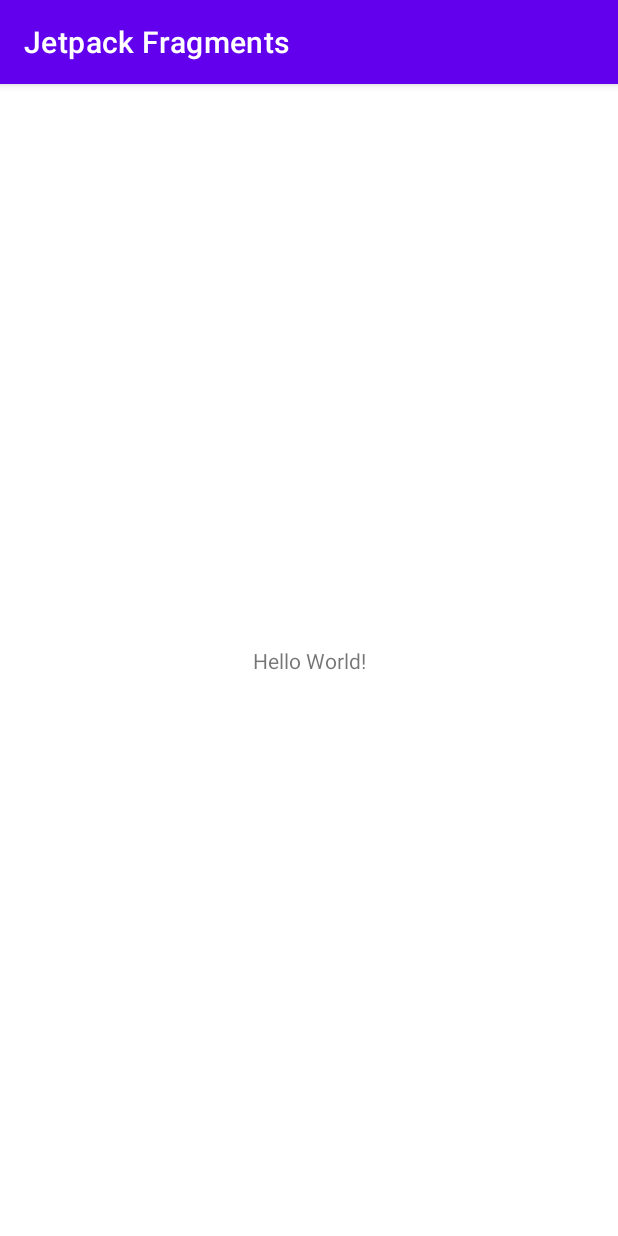
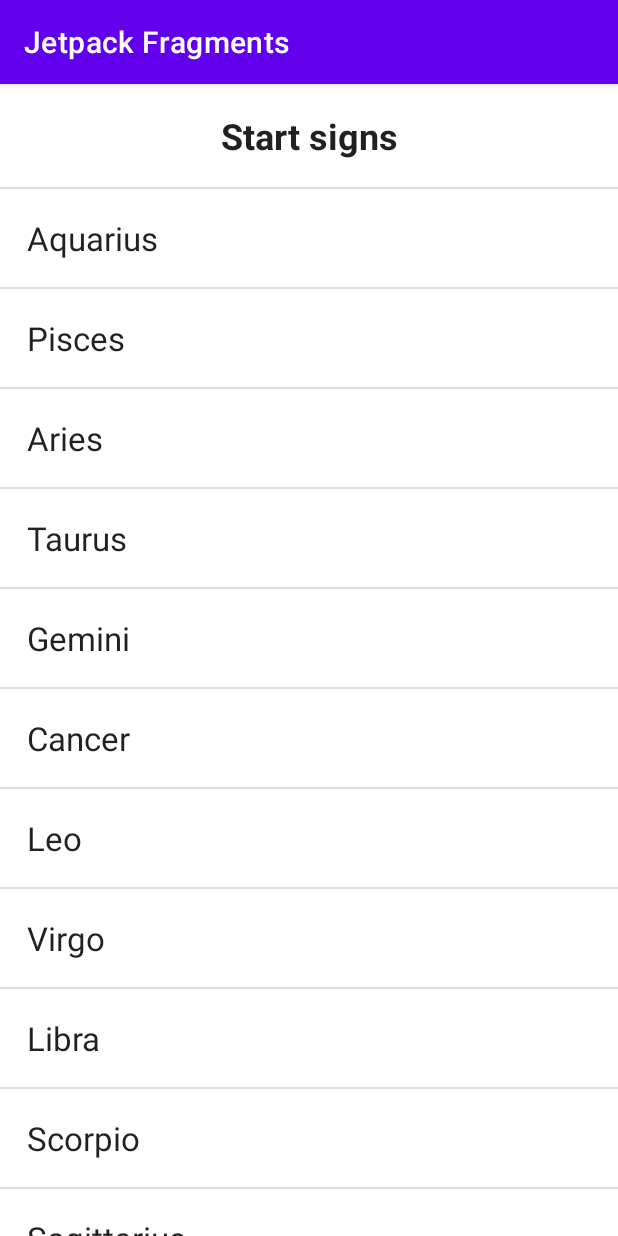
Before and after one commit to noargs/build-android-apps-with-kotlin, an Android app: the screen it shows after launch (MainActivity), on a phone screen of 412 x 824 dp. Run offline under Robolectric (Android 15) with nearby library versions, the phone set to English and light mode, and no system bars.

Commit message:
list fragment wired up with jetpack component to detail fragment

```diff
--- a/15_jetpack_fragments/app/src/main/java/github/noargs/jetpackfragments/ListFragment.kt
+++ b/15_jetpack_fragments/app/src/main/java/github/noargs/jetpackfragments/ListFragment.kt
@@ -6,10 +6,15 @@ import androidx.fragment.app.Fragment
 import android.view.LayoutInflater
 import android.view.View
 import android.view.ViewGroup
+import androidx.navigation.Navigation
 
 
+interface StarSignListener {
+    fun onSelected(starSignId: Int)
+}
 
-class ListFragment : Fragment(), View.OnClickListener {
+
+class ListFragment : Fragment() {
 
     private lateinit var starSignListener: StarSignListener
 
@@ -49,15 +54,16 @@ class ListFragment : Fragment(), View.OnClickListener {
             view.findViewById(R.id.capricorn)
         )
 
-        starSigns.forEach {
-            it.setOnClickListener(this)
+        starSigns.forEach { starSign ->
+            val fragmentBundle = Bundle()
+            fragmentBundle.putInt(STAR_SIGN_ID, starSign.id)
+            starSign.setOnClickListener(
+                Navigation.createNavigateOnClickListener(
+                    R.id.star_sign_id_action,
+                    fragmentBundle
+                )
+            )
         }
     }
 
-
-    override fun onClick(view: View?) {
-        view?.let { starSign ->
-            starSignListener.onSelected(starSign.id)
-        }
-    }
 }
--- a/15_jetpack_fragments/app/src/main/java/github/noargs/jetpackfragments/MainActivity.kt
+++ b/15_jetpack_fragments/app/src/main/java/github/noargs/jetpackfragments/MainActivity.kt
@@ -5,9 +5,6 @@ import android.os.Bundle
 
 val STAR_SIGN_ID = "STAR_SIGN_ID"
 
-interface StarSignListener {
-    fun onSelected(starSignId: Int)
-}
 
 class MainActivity : AppCompatActivity(), StarSignListener {
     override fun onCreate(savedInstanceState: Bundle?) {
--- a/15_jetpack_fragments/app/src/main/res/layout/activity_main.xml
+++ b/15_jetpack_fragments/app/src/main/res/layout/activity_main.xml
@@ -1,18 +1,9 @@
 <?xml version="1.0" encoding="utf-8"?>
-<androidx.constraintlayout.widget.ConstraintLayout xmlns:android="http://schemas.android.com/apk/res/android"
+<androidx.fragment.app.FragmentContainerView xmlns:android="http://schemas.android.com/apk/res/android"
     xmlns:app="http://schemas.android.com/apk/res-auto"
-    xmlns:tools="http://schemas.android.com/tools"
+    android:id="@+id/nav_host_fragment"
+    android:name="androidx.navigation.fragment.NavHostFragment"
     android:layout_width="match_parent"
     android:layout_height="match_parent"
-    tools:context=".MainActivity">
-
-    <TextView
-        android:layout_width="wrap_content"
-        android:layout_height="wrap_content"
-        android:text="Hello World!"
-        app:layout_constraintBottom_toBottomOf="parent"
-        app:layout_constraintLeft_toLeftOf="parent"
-        app:layout_constraintRight_toRightOf="parent"
-        app:layout_constraintTop_toTopOf="parent" />
-
-</androidx.constraintlayout.widget.ConstraintLayout>
+    app:defaultNavHost="true"
+    app:navGraph="@navigation/nav_graph" />
```
